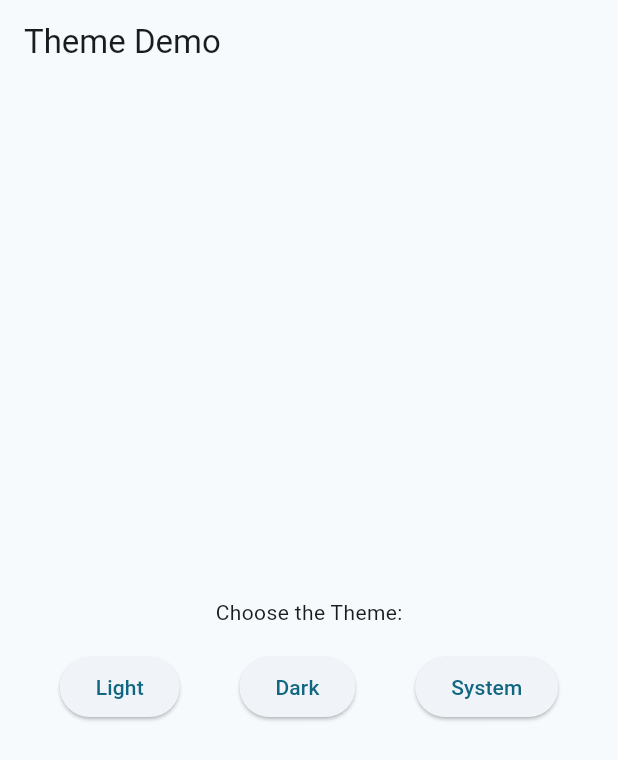
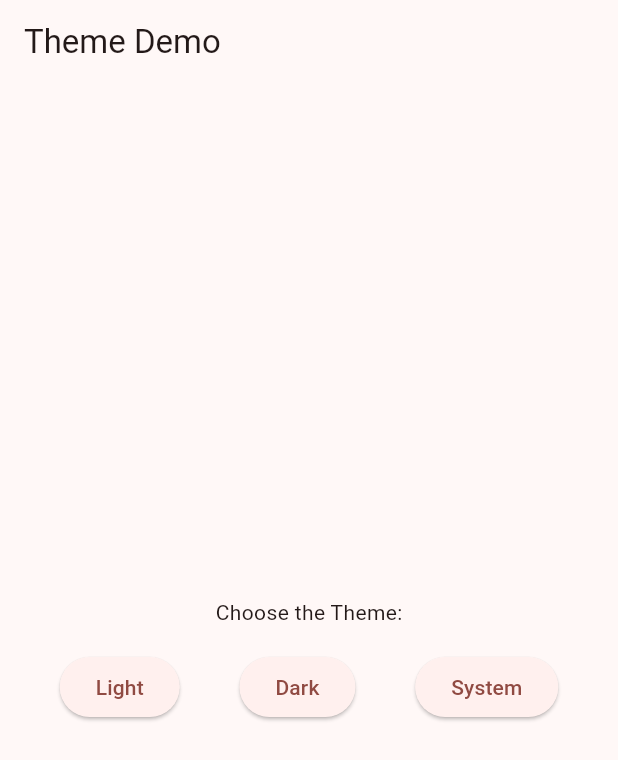
Before and after one commit to itachiispapi/digital_pet_app, a Flutter app: the screen it shows after launch, on a phone screen of 412 x 824 dp. Shown: the top 760 px of the screen. Run offline on Flutter 3.47's test engine with Material 3 defaults, Android fonts, the phone set to English and light mode, and no system bars.

Commit message:
changed to red

```diff
--- a/lib/main.dart
+++ b/lib/main.dart
@@ -25,7 +25,7 @@ class _RunMyAppState extends State<RunMyApp> {
     return MaterialApp(
       theme: ThemeData(
         useMaterial3: true,
-        colorScheme: ColorScheme.fromSeed(seedColor: Colors.blueGrey),
+        colorScheme: ColorScheme.fromSeed(seedColor: Colors.red),
       ),
       darkTheme: ThemeData.dark(useMaterial3: true),
       themeMode: _themeMode,
```
